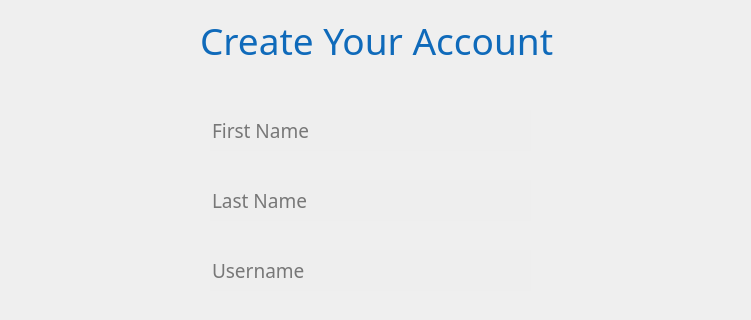
This is wallet_proj_qt/simple_wallet/signupwindow.ui in Mahossam36/Smart-Wallet-System as Qt 5 draws it before an edit; both pictures show x 400 to 1151 and y 0 to 320 of the 1151 by 653 pixel window. The edited form follows.
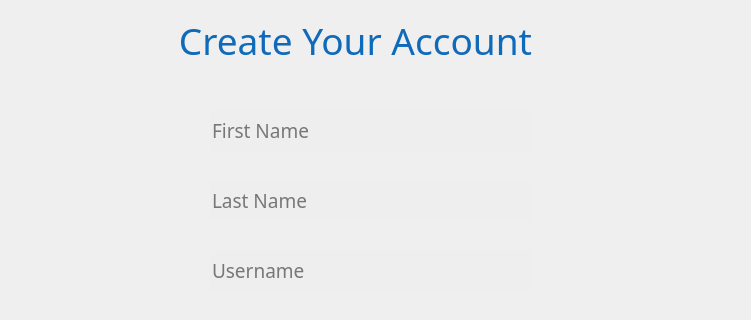
This is the edited form. Icons and pictures are not drawn.

```diff
--- a/wallet_proj_qt/simple_wallet/signupwindow.ui
+++ b/wallet_proj_qt/simple_wallet/signupwindow.ui
@@ -187,9 +187,9 @@
   <widget class="QLabel" name="label">
    <property name="geometry">
     <rect>
-     <x>600</x>
+     <x>480</x>
      <y>0</y>
-     <width>441</width>
+     <width>551</width>
      <height>81</height>
     </rect>
    </property>
@@ -248,6 +248,9 @@
    <property name="text">
     <string>Create Your Account</string>
    </property>
+   <property name="alignment">
+    <set>Qt::AlignmentFlag::AlignCenter</set>
+   </property>
   </widget>
   <widget class="QLineEdit" name="userNameLine">
    <property name="geometry">
```
